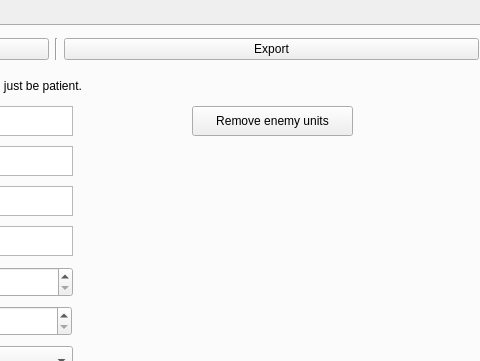
Femboy-Airlines/VecEdit, file main_window.ui: the form before one commit; both pictures show x 370 to 850 and y 0 to 361 of the 850 by 650 pixel window.
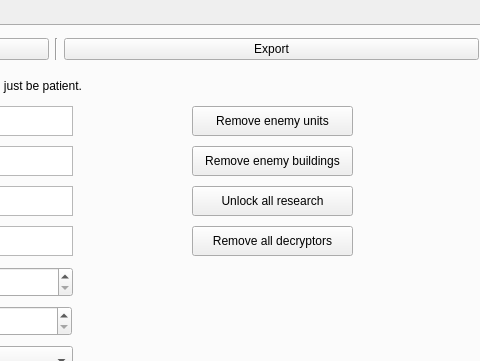
The form after the commit.

Commit message:
Added quick-action buttons
Added buttons to remove all enemy buildings, unlock all research, and remove all decryptors. Updated remove all enemy units to only remove faction_redscar units, not all units. Added a few more print statements to help with debugging.

Diff of the .ui file:
```diff
--- a/main_window.ui
+++ b/main_window.ui
@@ -307,6 +307,45 @@
       <string>Remove enemy units</string>
      </property>
     </widget>
+    <widget class="QPushButton" name="RemoveBuildingsButton">
+     <property name="geometry">
+      <rect>
+       <x>560</x>
+       <y>120</y>
+       <width>161</width>
+       <height>30</height>
+      </rect>
+     </property>
+     <property name="text">
+      <string>Remove enemy buildings</string>
+     </property>
+    </widget>
+    <widget class="QPushButton" name="UnlockResearchButton">
+     <property name="geometry">
+      <rect>
+       <x>560</x>
+       <y>160</y>
+       <width>161</width>
+       <height>30</height>
+      </rect>
+     </property>
+     <property name="text">
+      <string>Unlock all research</string>
+     </property>
+    </widget>
+    <widget class="QPushButton" name="RemoveDecryptorsButton">
+     <property name="geometry">
+      <rect>
+       <x>560</x>
+       <y>200</y>
+       <width>161</width>
+       <height>30</height>
+      </rect>
+     </property>
+     <property name="text">
+      <string>Remove all decryptors</string>
+     </property>
+    </widget>
    </widget>
    <widget class="QWidget" name="ManualEditorTab">
     <attribute name="title">
```
The commit also changes 1 other file.
